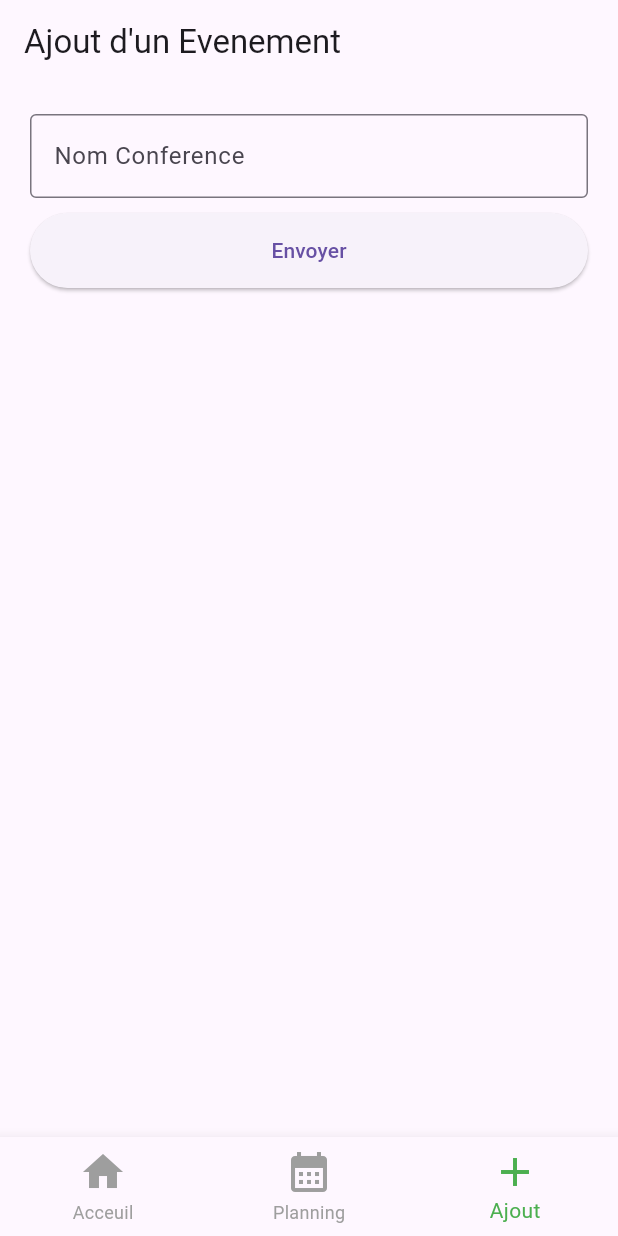
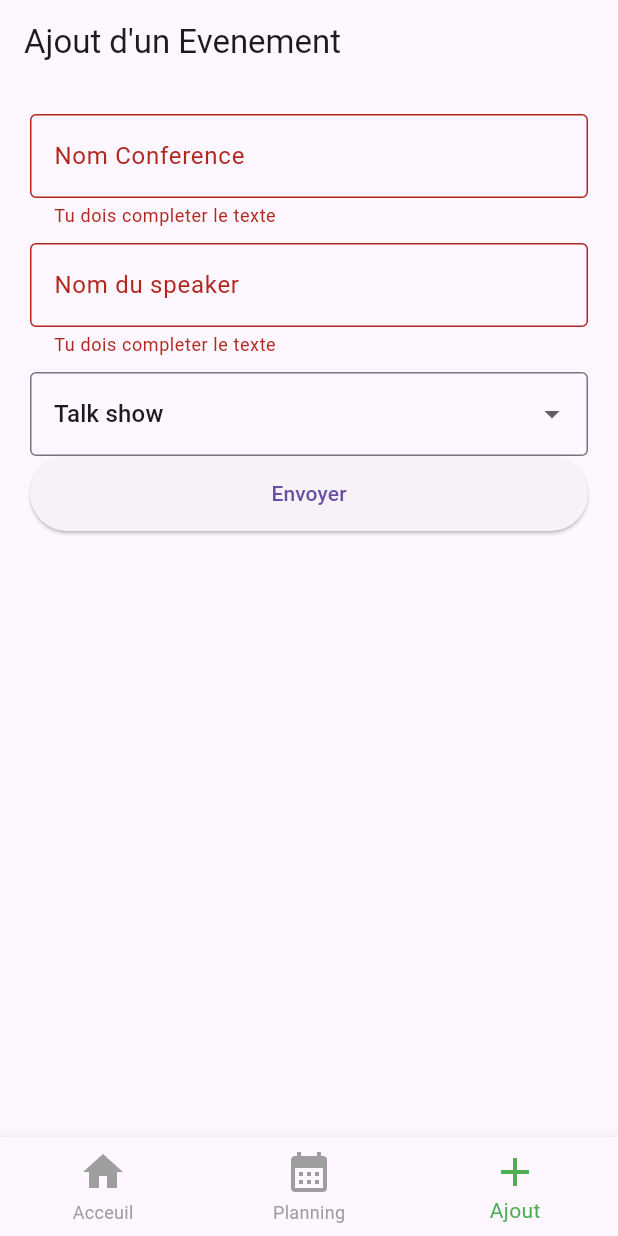
Before and after one commit to hjiriamir/application_flutter, a Flutter app: the screen it shows after launch, item 3 of the bottom bar chosen, after a tap on "Envoyer", on a phone screen of 412 x 824 dp. Run offline on Flutter 3.47's test engine with Material 3 defaults, Android fonts, the phone set to English and light mode, and no system bars; our stand-ins replace flutter_svg.

Commit message:
troisieme modification

```diff
--- a/lib/pages/Add_Event_Page.dart
+++ b/lib/pages/Add_Event_Page.dart
@@ -12,11 +12,24 @@ class AddEventPage extends StatefulWidget {
 }
 
 class _AddEventPageState extends State<AddEventPage> {
+  final _formKey=GlobalKey<FormState>();
+  final confNameController =TextEditingController();
+  final speakerNameController =TextEditingController();
+
+  @override
+  void dispose() {
+    // TODO: implement dispose
+    super.dispose();
+    confNameController.dispose();
+    speakerNameController.dispose();
+  }
+
   @override
   Widget build(BuildContext context) {
     return Container(
       margin: EdgeInsets.all(20),
       child: Form(
+        key: _formKey,
         child: Column(
           children: [
             Container(
@@ -27,14 +40,62 @@ class _AddEventPageState extends State<AddEventPage> {
                   hintText: 'Entrer le nom du conference',
                   border: OutlineInputBorder()
                 ),
+                validator: (value){
+                  if(value==null || value.isEmpty){
+                    return "Tu dois completer le texte";
+                  }
+                  return null;
+                },
+                controller: confNameController,
               ),
+            ),
+            Container(
+              margin: EdgeInsets.only(bottom: 10),
+              child: TextFormField(
+                decoration: InputDecoration(
+                    labelText: 'Nom du speaker',
+                    hintText: 'Entrer le nom du speker',
+                    border: OutlineInputBorder()
+                ),
+                validator: (value){
+                  if(value==null || value.isEmpty){
+                    return "Tu dois completer le texte";
+                  }
+                  return null;
+                },
+                controller: speakerNameController,
+              ),
+            ),
+
+
+            DropdownButtonFormField(
+                items: [
+                  DropdownMenuItem(value:'talk', child:Text('Talk show')),
+                  DropdownMenuItem(value:'demo', child:Text('demo de code')),
+                  DropdownMenuItem(value:'partner', child:Text('Partner')),
+                ],
+                decoration: InputDecoration(
+                  border: OutlineInputBorder(),
+                ),
+                value: 'talk',
+                onChanged: (value){}
             ),
             SizedBox(
 
               width: double.infinity,
               height: 50,
               child: ElevatedButton(
-                  onPressed: (){},
+                  onPressed: (){
+                    if(_formKey.currentState!.validate()){
+                      final confName=confNameController.text;
+                      final speakerName=speakerNameController.text;
+                        ScaffoldMessenger.of(context).showSnackBar(
+                          const SnackBar (content: Text("Envoi en cours..."))
+                        );
+                        FocusScope.of(context).requestFocus(FocusNode());//fermer le clavier au moment du click sur le boutton envoyer
+                    print("Ajout du conference $confName par le speaker $speakerName");
+                    }
+                  },
                   child: Text("Envoyer")
               ),
             )
```
